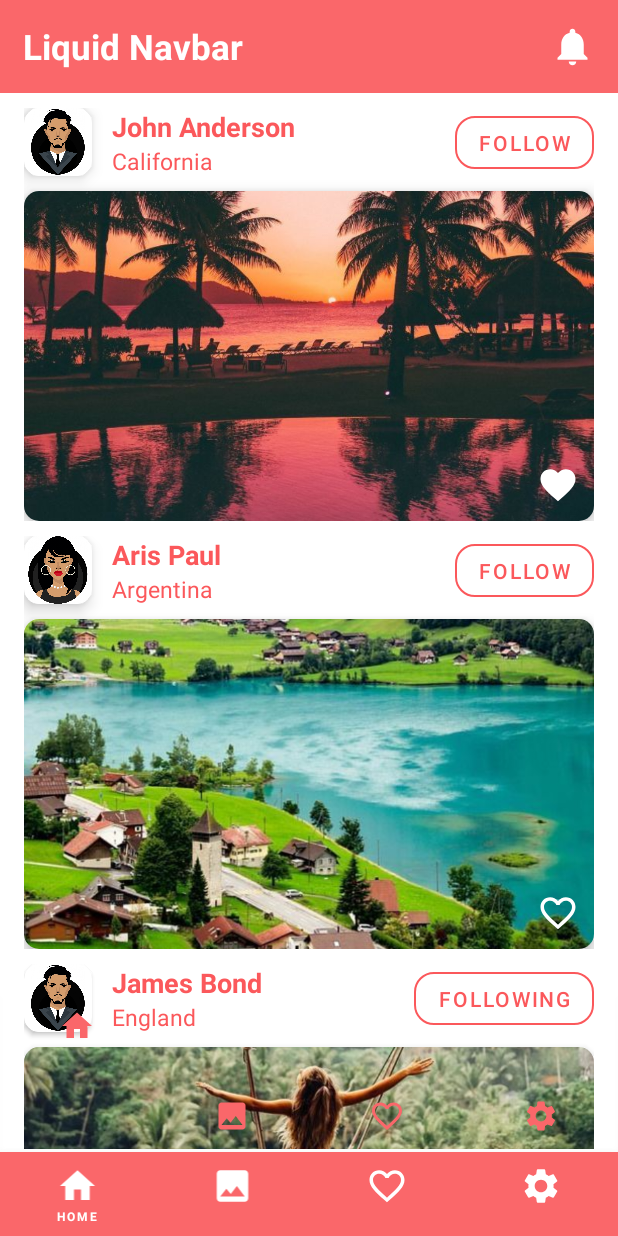
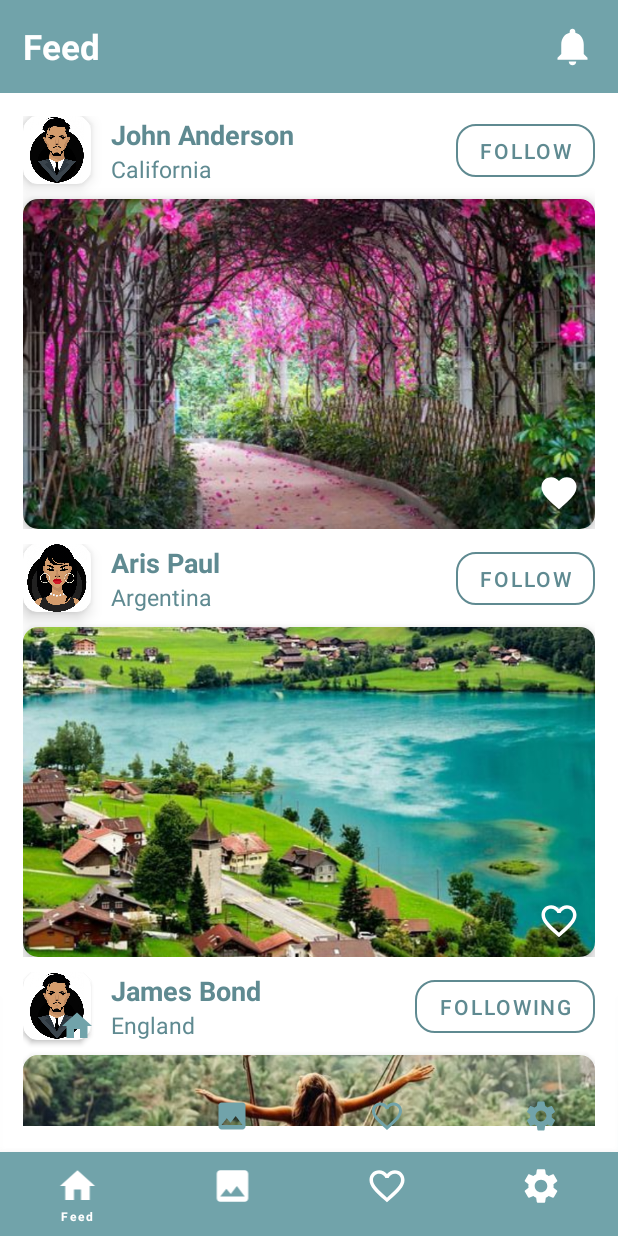
Before and after one commit to Mindinventory/LiquidNavBar, an Android app: the screen it shows after launch (MainActivity), on a phone screen of 412 x 824 dp. Run offline under Robolectric (Android 15) with nearby library versions, the phone set to English and light mode, and no system bars; our stand-ins replace data binding, sdp/ssp sizes.

Commit message:
- UI changes

```diff
--- a/LiquidNavBar-Sample/src/main/java/com/mindinventory/liquidnavbarsample/MainActivity.kt
+++ b/LiquidNavBar-Sample/src/main/java/com/mindinventory/liquidnavbarsample/MainActivity.kt
@@ -1,6 +1,7 @@
 package com.mindinventory.liquidnavbarsample
 
 
+import android.annotation.SuppressLint
 import android.os.Bundle
 import android.view.animation.Animation
 import androidx.appcompat.app.AppCompatActivity
@@ -18,6 +19,7 @@ class MainActivity : AppCompatActivity(), LiquidNavBar.OnNavigationItemSelectLis
     override fun onCreate(savedInstanceState: Bundle?) {
         super.onCreate(savedInstanceState)
         setContentView(R.layout.activity_main)
+
         bottomNavigationView.setAnimationListener(container, object : ViewAnimationListener {
             override fun onAnimationStart(animation: Animation?) {
 
@@ -34,6 +36,7 @@ class MainActivity : AppCompatActivity(), LiquidNavBar.OnNavigationItemSelectLis
         })
         bottomNavigationView.setNavigationListener(this)
         changeFragment(FeedFragment())
+        tvLabel.text = getString(R.string.feed)
     }
 
     private fun changeFragment(fragment: Fragment) {
@@ -41,29 +44,35 @@ class MainActivity : AppCompatActivity(), LiquidNavBar.OnNavigationItemSelectLis
         transaction.replace(R.id.container, fragment).commit()
     }
 
+    @SuppressLint("SetTextI18n")
     override fun onNavigationItemSelected(indexOfItemSelected: Int): Boolean {
         when (indexOfItemSelected) {
             0 -> {
                 if (indexOfItemSelected != selectedItemId) {
                     bottomNavigationView.zoomOut(FeedFragment())
+                    tvLabel.text = getString(R.string.feed)
                     selectedItemId = indexOfItemSelected
+
                 }
             }
             1 -> {
                 if (indexOfItemSelected != selectedItemId) {
                     bottomNavigationView.zoomOut(GalleryFragment())
+                    tvLabel.text = getString(R.string.gallery)
                     selectedItemId = indexOfItemSelected
                 }
             }
             2 -> {
                 if (indexOfItemSelected != selectedItemId) {
                     bottomNavigationView.zoomOut(FavoriteFragment())
+                    tvLabel.text = getString(R.string.favorite)
                     selectedItemId = indexOfItemSelected
                 }
             }
             3 -> {
                 if (indexOfItemSelected != selectedItemId) {
                     bottomNavigationView.zoomOut(SettingFragment())
+                    tvLabel.text = getString(R.string.settings)
                     selectedItemId = indexOfItemSelected
                 }
             }
--- a/LiquidNavBar-Sample/src/main/res/layout/fragment_favorite.xml
+++ b/LiquidNavBar-Sample/src/main/res/layout/fragment_favorite.xml
@@ -80,7 +80,7 @@
                 android:layout_height="@dimen/_180sdp"
                 android:contentDescription="@string/app_name"
                 android:scaleType="centerCrop"
-                android:src="@drawable/one"
+                android:src="@drawable/seven"
                 app:layout_constraintBottom_toBottomOf="parent"
                 app:layout_constraintEnd_toEndOf="parent"
                 app:layout_constraintStart_toStartOf="parent"
--- a/LiquidNavBar-Sample/src/main/res/layout/fragment_feed.xml
+++ b/LiquidNavBar-Sample/src/main/res/layout/fragment_feed.xml
@@ -6,6 +6,7 @@
     android:layout_height="match_parent"
     android:background="@color/bg"
     android:orientation="vertical"
+    android:padding="@dimen/_12sdp"
     tools:context=".FeedFragment">
 
     <androidx.constraintlayout.widget.ConstraintLayout
@@ -16,8 +17,6 @@
             android:id="@+id/clOne"
             android:layout_width="match_parent"
             android:layout_height="wrap_content"
-            android:layout_marginHorizontal="16dp"
-            android:layout_marginTop="10dp"
             app:layout_constraintEnd_toEndOf="parent"
             app:layout_constraintStart_toStartOf="parent"
             app:layout_constraintTop_toTopOf="parent">
@@ -95,7 +94,7 @@
                         android:layout_height="220dp"
                         android:contentDescription="@string/app_name"
                         android:scaleType="centerCrop"
-                        android:src="@drawable/one"
+                        android:src="@drawable/seven"
                         app:layout_constraintBottom_toBottomOf="parent"
                         app:layout_constraintEnd_toEndOf="parent"
                         app:layout_constraintStart_toStartOf="parent"
@@ -117,7 +116,6 @@
             android:id="@+id/clTwo"
             android:layout_width="match_parent"
             android:layout_height="wrap_content"
-            android:layout_marginHorizontal="16dp"
             android:layout_marginTop="10dp"
             app:layout_constraintEnd_toEndOf="parent"
             app:layout_constraintStart_toStartOf="parent"
@@ -219,7 +217,6 @@
         <androidx.constraintlayout.widget.ConstraintLayout
             android:layout_width="match_parent"
             android:layout_height="wrap_content"
-            android:layout_marginHorizontal="16dp"
             android:layout_marginTop="10dp"
             app:layout_constraintEnd_toEndOf="parent"
             app:layout_constraintStart_toStartOf="parent"
--- a/LiquidNavBar-Sample/src/main/res/menu/menu_bottom_navigation.xml
+++ b/LiquidNavBar-Sample/src/main/res/menu/menu_bottom_navigation.xml
@@ -4,7 +4,7 @@
         <item
             android:id="@+id/nav_camera"
             android:icon="@drawable/home"
-            android:title="@string/home" />
+            android:title="@string/feed" />
         <item
             android:id="@+id/nav_gallery"
             android:icon="@drawable/ic_gallery"
--- a/LiquidNavBar-Sample/src/main/res/values/colors.xml
+++ b/LiquidNavBar-Sample/src/main/res/values/colors.xml
@@ -1,11 +1,11 @@
 <?xml version="1.0" encoding="utf-8"?>
 <resources>
 
-  <color name="colorPrimary">#FA676A</color>
-  <color name="colorPrimaryDark">#F13337</color>
-  <color name="bg">#FFFFFF</color>
-  <color name="colorAccent">#f6b76a</color>
-  <color name="colorViolet">#FB585B</color>
-  <color name="iconColor">#f6386c</color>
+    <color name="colorPrimary">#71a3aa</color>
+    <color name="colorPrimaryDark">#5f8a91</color>
+    <color name="bg">#FFFFFF</color>
+    <color name="colorAccent">#f6b76a</color>
+    <color name="colorViolet">#5f8a91</color>
+    <color name="iconColor">#71a3aa</color>
 
 </resources>
--- a/LiquidNavBar-Sample/src/main/res/values/strings.xml
+++ b/LiquidNavBar-Sample/src/main/res/values/strings.xml
@@ -18,8 +18,9 @@
     <string name="argentina">Argentina</string>
     <string name="follow">Follow</string>
     <string name="following">Following</string>
-    <string name="home">Home</string>
     <string name="gallery">Gallery</string>
     <string name="favorite">Favorite</string>
     <string name="settings">Settings</string>
+    <string name="feed">Feed</string>
+
 </resources>
--- a/LiquidNavBar/src/main/java/com/mindinventory/liquidnavbar/ui/LiquidNavBar.kt
+++ b/LiquidNavBar/src/main/java/com/mindinventory/liquidnavbar/ui/LiquidNavBar.kt
@@ -83,18 +83,13 @@ class LiquidNavBar(context: Context, attrs: AttributeSet?) :
 
         aniSlideTab.setAnimationListener(object : Animation.AnimationListener {
             override fun onAnimationStart(animation: Animation?) {
-
             }
-
             override fun onAnimationEnd(animation: Animation?) {
                 zoomInTab()
             }
-
             override fun onAnimationRepeat(animation: Animation?) {
-
             }
         })
-
         this.startAnimation(aniSlideTab)
     }
 
--- a/LiquidNavBar/src/main/res/values/styles.xml
+++ b/LiquidNavBar/src/main/res/values/styles.xml
@@ -15,6 +15,7 @@
     <style name="TextAppearance.BottomNavigation.Overline" parent="TextAppearance.MaterialComponents.Overline">
         <item name="fontWeight">400</item>
         <item name="android:textStyle">bold</item>
+        <item name="textAllCaps">false</item>
         <item name="android:textSize">8sp</item>
     </style>
 </resources>
```
Also changed, not shown: LiquidNavBar-Sample/src/main/res/layout/fragment_gallery.xml (+11 -7 lines), LiquidNavBar/src/main/java/com/mindinventory/liquidnavbar/listener/ViewAnimationListener.kt (+0 -21 lines), LiquidNavBar/src/main/java/com/mindinventory/liquidnavbar/ui/LiquidNavBarView.kt (+0 -7 lines), 3 other files.
